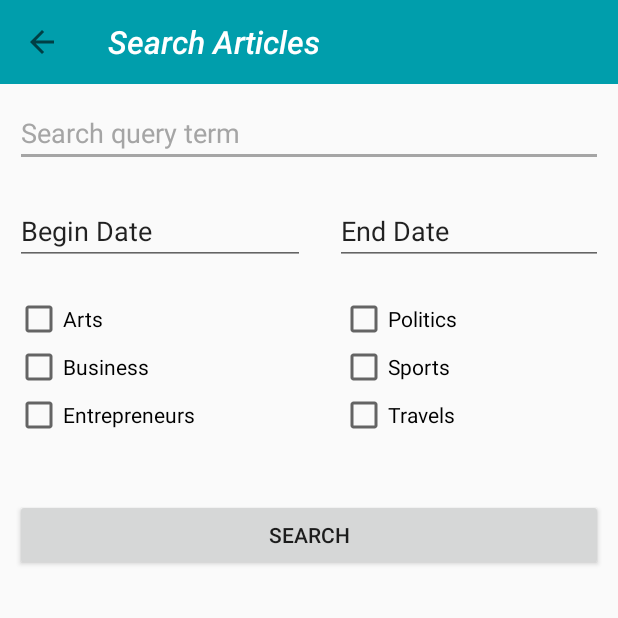
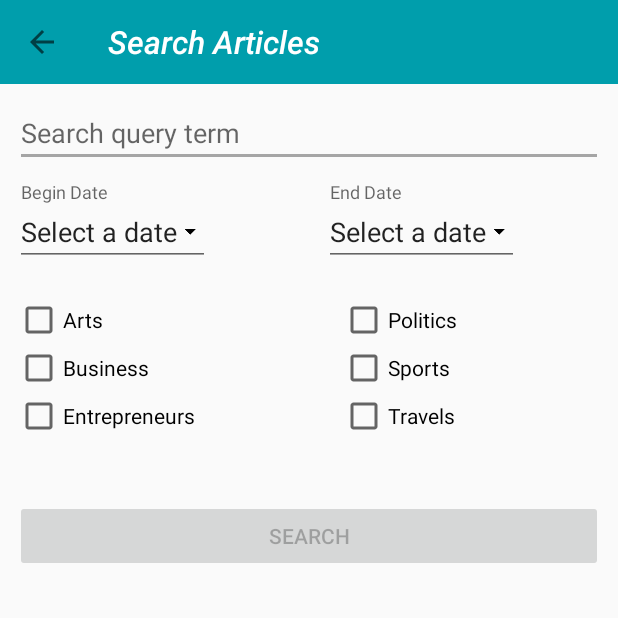
Before and after one commit to JohanneBoisvilliers/MyNews, an Android app: the screen it shows after launch (SearchActivity), after a tap on "Rechercher", on a phone screen of 412 x 824 dp, the top half of it. Run offline under Robolectric (Android 15) with nearby library versions, the phone set to English and light mode, and no system bars; our stand-ins replace ButterKnife, RxJava; network calls fail; pictures from the network do not load.

Commit message:
Somes settings on search articles page : User need to add a term in the main editText to enable the search button // The user can now set a range of date to search between two dates(add two dates picker)

```diff
--- a/app/src/main/java/com/example/jbois/mynews/Controllers/Activities/MainActivity.java
+++ b/app/src/main/java/com/example/jbois/mynews/Controllers/Activities/MainActivity.java
@@ -26,6 +26,7 @@ public class MainActivity extends AppCompatActivity {
     @BindView(R.id.toolbar) Toolbar toolbar;
     @BindView(R.id.activity_main_viewpager)ViewPager pager;
     @BindView(R.id.activity_main_tabs) TabLayout tabs;
+    public final static String KEY_PAGE_TITLE="pageTitle";
 
     @Override
     protected void onCreate(Bundle savedInstanceState) {
@@ -50,12 +51,18 @@ public class MainActivity extends AppCompatActivity {
         switch (item.getItemId()) {
             case R.id.menu_activity_main_params:
                 Intent intentNotifications = new Intent(this,SearchActivity.class);
-                intentNotifications.putExtra("pageTitle","Notifications");
+                intentNotifications.putExtra(KEY_PAGE_TITLE,"Notifications");
                 startActivity(intentNotifications);
+                return true;
+            case R.id.menu_activity_main_help:
+                Toast.makeText(this, "Please contact me for any questions !", Toast.LENGTH_LONG).show();
+                return true;
+            case R.id.menu_activity_main_about:
+                Toast.makeText(this, "MyNews version 1.0.0, 12/09/2018", Toast.LENGTH_LONG).show();
                 return true;
             case R.id.menu_activity_main_search:
                 Intent intentSearch = new Intent(this,SearchActivity.class);
-                intentSearch.putExtra("pageTitle","Search Articles");
+                intentSearch.putExtra(KEY_PAGE_TITLE,"Search Articles");
                 startActivity(intentSearch);
                 return true;
             default:
--- a/app/src/main/java/com/example/jbois/mynews/Controllers/Activities/SearchActivity.java
+++ b/app/src/main/java/com/example/jbois/mynews/Controllers/Activities/SearchActivity.java
@@ -3,8 +3,6 @@ package com.example.jbois.mynews.Controllers.Activities;
 import android.support.v7.app.AppCompatActivity;
 import android.os.Bundle;
 import android.support.v7.widget.Toolbar;
-import android.view.View;
-import android.widget.LinearLayout;
 
 import com.example.jbois.mynews.Controllers.Fragments.SearchFragment;
 import com.example.jbois.mynews.R;
@@ -12,12 +10,15 @@ import com.example.jbois.mynews.R;
 import butterknife.BindView;
 import butterknife.ButterKnife;
 
+import static com.example.jbois.mynews.Controllers.Activities.MainActivity.KEY_PAGE_TITLE;
+
 public class SearchActivity extends AppCompatActivity {
 
     @BindView(R.id.toolbar) Toolbar mToolbar;
 
     private SearchFragment mSearchFragment;
     private String mPageTitle;
+    public final static String KEY_TITLE = "TITLE";
 
     @Override
     protected void onCreate(Bundle savedInstanceState) {
@@ -27,15 +28,17 @@ public class SearchActivity extends AppCompatActivity {
 
         this.setPageTitle();
         this.configureAndShowSearchFragment();
+        this.setBundleToSetTitle();
+    }
 
+    private void setBundleToSetTitle(){
         Bundle bundle = new Bundle();
-        bundle.putString("TITLE", mPageTitle);
+        bundle.putString(KEY_TITLE, mPageTitle);
         mSearchFragment.setArguments(bundle);
-
     }
     //Set the title in terms of what button user has pressed on the MainActivity toolbar and set the home button visible
     private void setPageTitle(){
-        mPageTitle= getIntent().getStringExtra("pageTitle");
+        mPageTitle= getIntent().getStringExtra(KEY_PAGE_TITLE);
         setSupportActionBar(mToolbar);
         getSupportActionBar().setTitle(mPageTitle);
         getSupportActionBar().setDisplayHomeAsUpEnabled(true);
--- a/app/src/main/java/com/example/jbois/mynews/Controllers/Fragments/SearchFragment.java
+++ b/app/src/main/java/com/example/jbois/mynews/Controllers/Fragments/SearchFragment.java
@@ -1,17 +1,28 @@
 package com.example.jbois.mynews.Controllers.Fragments;
 
 
+import android.app.DatePickerDialog;
 import android.os.Bundle;
 import android.support.v4.app.Fragment;
+import android.text.Editable;
+import android.text.TextWatcher;
 import android.view.LayoutInflater;
 import android.view.View;
 import android.view.ViewGroup;
 import android.widget.Button;
+import android.widget.DatePicker;
+import android.widget.EditText;
 
 import com.example.jbois.mynews.R;
 
+import org.joda.time.DateTime;
+import org.joda.time.format.DateTimeFormat;
+import org.joda.time.format.DateTimeFormatter;
+
 import butterknife.BindView;
 import butterknife.ButterKnife;
+
+import static com.example.jbois.mynews.Controllers.Activities.SearchActivity.KEY_TITLE;
 
 /**
  * A simple {@link Fragment} subclass.
@@ -21,13 +32,16 @@ public class SearchFragment extends Fragment {
     @BindView(R.id.notifications_search_option) View mNotificationOption;
     @BindView(R.id.date_options) View mDateOption;
     @BindView(R.id.button_search) Button mSearchButton;
+    @BindView(R.id.select_begin_date) EditText mBeginDate;
+    @BindView(R.id.select_end_date) EditText mEndDate;
+    @BindView(R.id.search_term_query) EditText mSearchTerm;
 
     private String mPageTitle;
+    private DateTime mMyCalendar = new DateTime();
+    private DatePickerDialog.OnDateSetListener mDate;
+    private EditText mEditText;
 
-    public SearchFragment() {
-        // Required empty public constructor
-    }
-
+    public SearchFragment() {}
 
     @Override
     public View onCreateView(LayoutInflater inflater, ViewGroup container,
@@ -35,14 +49,19 @@ public class SearchFragment extends Fragment {
         // Inflate the layout for this fragment
         View view =inflater.inflate(R.layout.fragment_search, container, false);
         ButterKnife.bind(this,view);
-
-        Bundle bundle = this.getArguments();
-        mPageTitle = bundle.getString("TITLE");
-
+        mSearchButton.setEnabled(false);
+        this.getBundleToSetTitle();
         this.configureActivityContent();
+        this.configureDatePicker();
+        this.textChangedListener();
         return view;
     }
-
+    //Get into the bundle the title sent by the activity
+    private void getBundleToSetTitle(){
+        Bundle bundle = this.getArguments();
+        mPageTitle = bundle.getString(KEY_TITLE);
+    }
+    //set the title of the toolbar according to what bundle is containing
     private void configureActivityContent(){
         if(mPageTitle.contentEquals("Search Articles")){
             mNotificationOption.setVisibility(View.INVISIBLE);
@@ -54,5 +73,61 @@ public class SearchFragment extends Fragment {
             mSearchButton.getLayoutParams().height=0;
         }
     }
+    //Create a new date picker dialog, set mMycalendar with the date picked by the user, and add a listener on two editTexts
+    private void configureDatePicker(){
+
+         mDate = new DatePickerDialog.OnDateSetListener() {
+
+            @Override
+            public void onDateSet(DatePicker view, int year, int monthOfYear,
+                                  int dayOfMonth) {
+                mMyCalendar=mMyCalendar.withYear(year);
+                mMyCalendar=mMyCalendar.withMonthOfYear(monthOfYear);
+                mMyCalendar=mMyCalendar.withDayOfMonth(dayOfMonth);
+                updateLabel(mEditText);
+            }
+        };
+        this.dateButtonClickListener(mBeginDate);
+        this.dateButtonClickListener(mEndDate);
+
+    }
+    //According to the date picked by the user in the date picker dialog, we update the label of the editText
+    private void updateLabel(EditText editText) {
+        String pattern = "yyyy-MM-dd'T'HH:mm:ss.SSSZ"; //In which you need put here
+        DateTimeFormatter dtf =  DateTimeFormat.forPattern(pattern);
+        DateTime jodatime = dtf.parseDateTime(mMyCalendar.toString());
+        DateTimeFormatter dtfOut = DateTimeFormat.forPattern("dd/MM/yy");
+
+        editText.setText(dtfOut.print(jodatime));
+    }
+    //listener for the two editText that will containing dates picked by the user
+    private void dateButtonClickListener(final EditText editText){
+        editText.setOnClickListener(new View.OnClickListener() {
+
+            @Override
+            public void onClick(View v) {
+                new DatePickerDialog(getContext(), mDate,mMyCalendar
+                        .getYear(), mMyCalendar.getMonthOfYear(),
+                        mMyCalendar.getDayOfMonth()).show();
+
+                mEditText=editText;
+            }
+        });
+    }
+    //Add a listener on the editText to know when user add a term for research, and when he does, method set enable the search button
+    private void textChangedListener(){
+        mSearchTerm.addTextChangedListener(new TextWatcher() {
+            @Override
+            public void beforeTextChanged(CharSequence s, int start, int count, int after) {}
+
+            @Override
+            public void onTextChanged(CharSequence s, int start, int before, int count) {
+                mSearchButton.setEnabled(s.toString().length() != 0);
+            }
+
+            @Override
+            public void afterTextChanged(Editable s) {}
+        });
+    }
 
 }
--- a/app/src/main/res/layout/fragment_search.xml
+++ b/app/src/main/res/layout/fragment_search.xml
@@ -8,10 +8,12 @@
     tools:context=".Controllers.Fragments.SearchFragment">
 
     <android.support.v7.widget.AppCompatEditText
+        android:id="@+id/search_term_query"
         android:layout_width="match_parent"
         android:layout_height="wrap_content"
-        android:text="Search query term"
+        android:hint="Search query term"
         android:layout_margin="10dp"
+        android:singleLine="true"
         android:textColor="@color/colorAccent"/>
     <LinearLayout
         android:id="@+id/date_options"
@@ -19,18 +21,38 @@
         android:layout_height="wrap_content"
         android:layout_gravity="fill_horizontal"
         android:orientation="horizontal">
-        <EditText
+
+        <android.support.design.widget.TextInputLayout
             android:layout_width="wrap_content"
             android:layout_height="wrap_content"
-            android:text="Begin Date"
-            android:layout_weight="1"
-            android:layout_margin="10dp"/>
-        <EditText
+            android:layout_weight="1">
+            <EditText
+                android:id="@+id/select_begin_date"
+                android:layout_width="wrap_content"
+                android:layout_height="wrap_content"
+                android:hint="Begin Date"
+                android:editable="false"
+                android:focusableInTouchMode="false"
+                android:drawableRight="@drawable/sharp_arrow_drop_down_black_18"
+                android:text="Select a date"
+                android:layout_margin="10dp"/>
+        </android.support.design.widget.TextInputLayout>
+
+        <android.support.design.widget.TextInputLayout
             android:layout_width="wrap_content"
             android:layout_height="wrap_content"
-            android:text="End Date"
-            android:layout_weight="1"
-            android:layout_margin="10dp"/>
+            android:layout_weight="1">
+            <EditText
+                android:id="@+id/select_end_date"
+                android:layout_width="wrap_content"
+                android:layout_height="wrap_content"
+                android:hint="End Date"
+                android:text="Select a date"
+                android:editable="false"
+                android:focusableInTouchMode="false"
+                android:drawableRight="@drawable/sharp_arrow_drop_down_black_18"
+                android:layout_margin="10dp"/>
+        </android.support.design.widget.TextInputLayout>
     </LinearLayout>
 
     <LinearLayout
--- a/app/src/main/res/menu/menu_activity_main.xml
+++ b/app/src/main/res/menu/menu_activity_main.xml
@@ -9,7 +9,20 @@
     <item
         android:id="@+id/menu_activity_main_params"
         android:icon="@drawable/ic_more_vert_white_24dp"
-        app:showAsAction="ifRoom"
-        android:title="Paramètres">
+        app:showAsAction="never"
+        android:title="Notifications">
     </item>
+    <item
+        android:id="@+id/menu_activity_main_help"
+        android:icon="@drawable/ic_more_vert_white_24dp"
+        app:showAsAction="never"
+        android:title="Help">
+    </item>
+    <item
+        android:id="@+id/menu_activity_main_about"
+        android:icon="@drawable/ic_more_vert_white_24dp"
+        app:showAsAction="never"
+        android:title="About">
+    </item>
+
 </menu>
```
Also changed, not shown: app/src/main/res/drawable-xxhdpi/sharp_arrow_drop_down_black_18.png (added).
